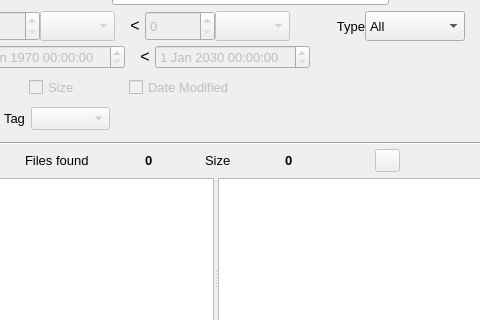
The window that mainwindow.ui (StephaneCouturier/Katalog) describes before a commit, drawn with Qt 5; both pictures show x 583 to 1063 and y 171 to 491 of the 1267 by 727 pixel window.
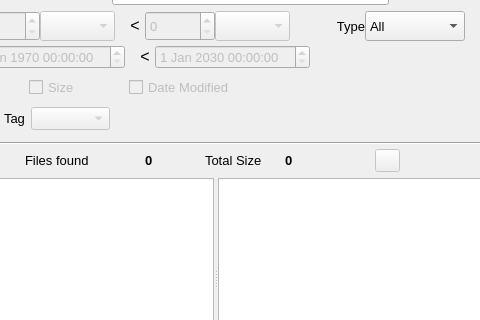
The same window after the commit. Icons and pictures are not drawn. Custom widgets are drawn as their Qt base class.

Commit message: https://github.com/StephaneCouturier/Katalog/issues/268

What changed in the file:
```diff
--- a/mainwindow.ui
+++ b/mainwindow.ui
@@ -3026,7 +3026,7 @@
                      </font>
                     </property>
                     <property name="text">
-                     <string>Size</string>
+                     <string>Total Size</string>
                     </property>
                     <property name="alignment">
                      <set>Qt::AlignLeading|Qt::AlignLeft|Qt::AlignVCenter</set>
```
Left out of the diff: 2 changed lines with no effect on the pictures. The commit also changes 1 other file.
